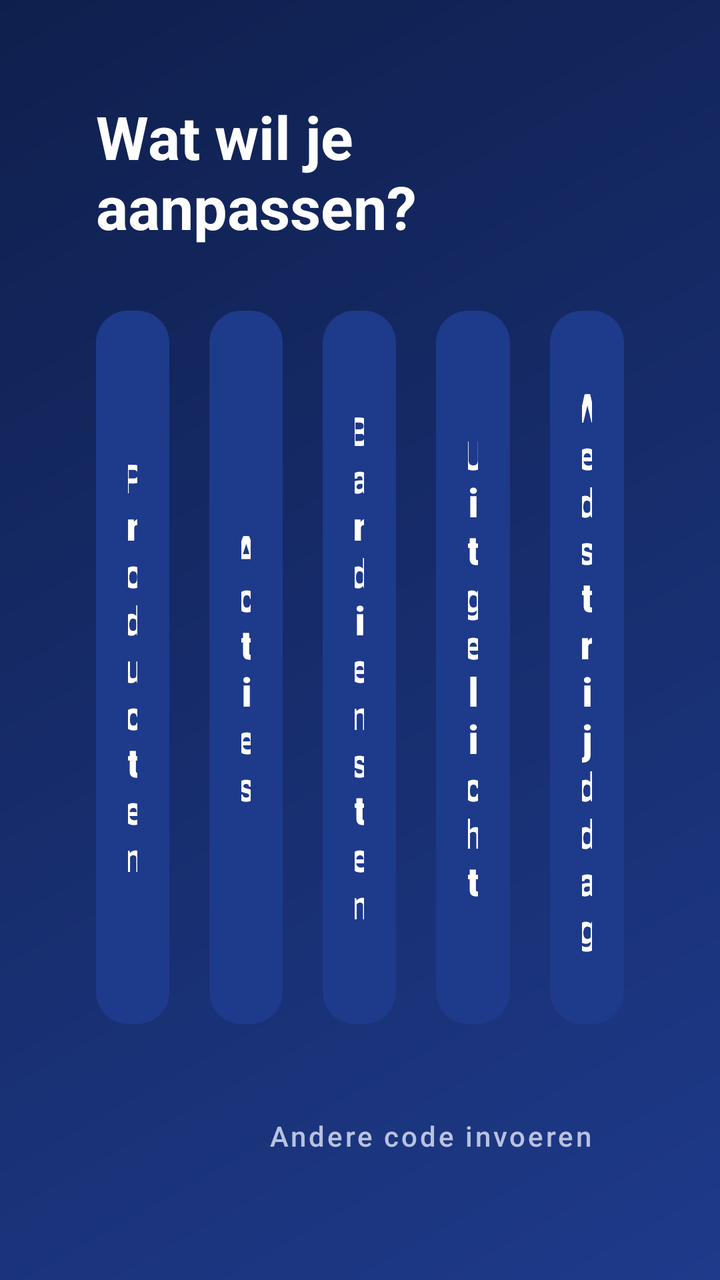
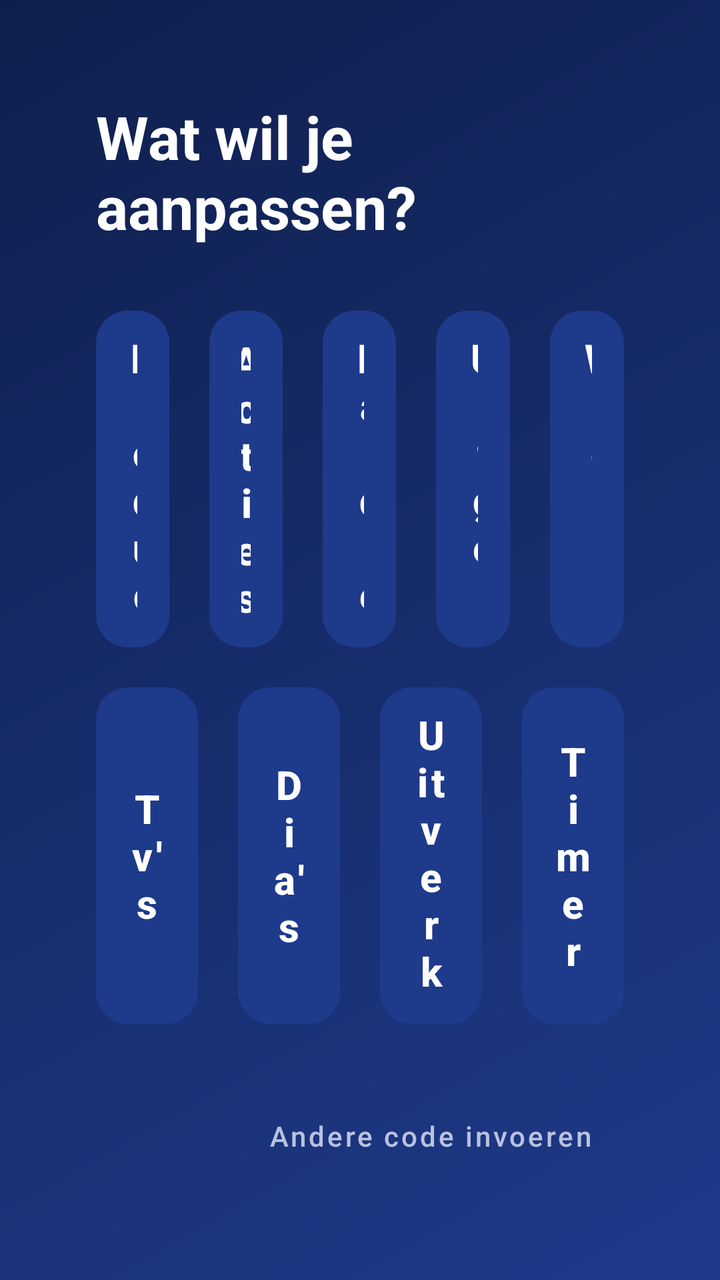

Compare the two renders of this Android layout. The source of the first and the diff that turns it into the second are given below.
<!-- AndroidManifest.xml: application theme Theme.KantineTablet -->
<!-- res/layout/activity_beheer_menu.xml -->
<?xml version="1.0" encoding="utf-8"?>
<LinearLayout xmlns:android="http://schemas.android.com/apk/res/android"
    xmlns:app="http://schemas.android.com/apk/res-auto"
    android:layout_width="match_parent"
    android:layout_height="match_parent"
    android:background="@drawable/gradient_achtergrond"
    android:orientation="vertical"
    android:padding="48dp">

    <LinearLayout
        android:layout_width="wrap_content"
        android:layout_height="wrap_content"
        android:layout_marginBottom="32dp"
        android:orientation="vertical">

        <TextView
            android:layout_width="wrap_content"
            android:layout_height="wrap_content"
            android:text="@string/beheer_menu_titel"
            android:textColor="@color/wit"
            android:textSize="30sp"
            android:textStyle="bold" />

        <TextView
            android:id="@+id/ingelogdAlsTekst"
            android:layout_width="wrap_content"
            android:layout_height="wrap_content"
            android:layout_marginTop="4dp"
            android:textColor="@color/tekst_zacht_licht"
            android:textSize="16sp"
            android:visibility="gone" />
    </LinearLayout>

    <LinearLayout
        android:layout_width="match_parent"
        android:layout_height="0dp"
        android:layout_weight="1"
        android:orientation="horizontal">

        <Button
            android:id="@+id/knopProducten"
            style="@style/KaartKnop"
            android:layout_width="0dp"
            android:layout_height="match_parent"
            android:layout_marginEnd="20dp"
            android:layout_weight="1"
            android:text="@string/menu_producten" />

        <Button
            android:id="@+id/knopActies"
            style="@style/KaartKnop"
            android:layout_width="0dp"
            android:layout_height="match_parent"
            android:layout_marginEnd="20dp"
            android:layout_weight="1"
            android:text="@string/menu_acties" />

        <Button
            android:id="@+id/knopBardienst"
            style="@style/KaartKnop"
            android:layout_width="0dp"
            android:layout_height="match_parent"
            android:layout_marginEnd="20dp"
            android:layout_weight="1"
            android:text="@string/menu_bardienst" />

        <Button
            android:id="@+id/knopUitgelicht"
            style="@style/KaartKnop"
            android:layout_width="0dp"
            android:layout_height="match_parent"
            android:layout_marginEnd="20dp"
            android:layout_weight="1"
            android:text="@string/menu_uitgelicht" />

        <Button
            android:id="@+id/knopWedstrijddag"
            style="@style/KaartKnop"
            android:layout_width="0dp"
            android:layout_height="match_parent"
            android:layout_weight="1"
            android:text="@string/menu_wedstrijddag" />
    </LinearLayout>

    <Button
        android:id="@+id/terugKnop"
        android:layout_width="wrap_content"
        android:layout_height="wrap_content"
        android:layout_gravity="end"
        android:layout_marginTop="32dp"
        android:background="@android:color/transparent"
        android:text="@string/terug_naar_code"
        android:textAllCaps="false"
        android:textColor="@color/tekst_zacht_licht" />

</LinearLayout>
<!-- resources referenced by this layout -->
<resources>
  <color name="tekst_zacht_licht">#B9C2E0</color>
  <color name="wit">#FFFFFF</color>
  <!-- drawable gradient_achtergrond (drawable) -->
  <?xml version="1.0" encoding="utf-8"?>
  <shape xmlns:android="http://schemas.android.com/apk/res/android">
      <gradient
          android:angle="135"
          android:startColor="@color/blauw"
          android:endColor="@color/blauw_donker"
          android:type="linear" />
  </shape>
  <string name="beheer_menu_titel">Wat wil je aanpassen?</string>
  <string name="menu_acties">Acties</string>
  <string name="menu_bardienst">Bardiensten</string>
  <string name="menu_producten">Producten</string>
  <string name="menu_uitgelicht">Uitgelicht</string>
  <string name="menu_wedstrijddag">Wedstrijddag</string>
  <string name="terug_naar_code">Andere code invoeren</string>
  <style name="KaartKnop">
          <item name="android:background">@drawable/kaart_knop</item>
          <item name="android:textAllCaps">false</item>
          <item name="android:textColor">@color/wit</item>
          <item name="android:textSize">20sp</item>
          <item name="android:textStyle">bold</item>
          <item name="android:stateListAnimator">@null</item>
      </style>
  <style name="Theme.KantineTablet" parent="Theme.MaterialComponents.Light.NoActionBar">
          <item name="colorPrimary">@color/blauw</item>
          <item name="colorPrimaryDark">@color/blauw_donker</item>
          <item name="colorAccent">@color/geel</item>
          <item name="colorControlActivated">@color/geel</item>
      </style>
  <color name="blauw">#1E3A8A</color>
  <color name="blauw_donker">#0F1F4D</color>
  <!-- drawable kaart_knop (drawable) -->
  <?xml version="1.0" encoding="utf-8"?>
  <selector xmlns:android="http://schemas.android.com/apk/res/android">
      <item android:state_pressed="true">
          <shape android:shape="rectangle">
              <solid android:color="@color/geel" />
              <corners android:radius="16dp" />
          </shape>
      </item>
      <item>
          <shape android:shape="rectangle">
              <solid android:color="@color/blauw" />
              <corners android:radius="16dp" />
          </shape>
      </item>
  </selector>
  <color name="geel">#FCD42F</color>
</resources>

<!-- the commit's change to res/layout/activity_beheer_menu.xml (unified diff, before → after) -->
@@ -82,6 +82,50 @@
             android:text="@string/menu_wedstrijddag" />
     </LinearLayout>
 
+    
+    <LinearLayout
+        android:layout_width="match_parent"
+        android:layout_height="0dp"
+        android:layout_marginTop="20dp"
+        android:layout_weight="1"
+        android:orientation="horizontal">
+
+        <Button
+            android:id="@+id/knopTvs"
+            style="@style/KaartKnop"
+            android:layout_width="0dp"
+            android:layout_height="match_parent"
+            android:layout_marginEnd="20dp"
+            android:layout_weight="1"
+            android:text="@string/menu_tvs" />
+
+        <Button
+            android:id="@+id/knopDias"
+            style="@style/KaartKnop"
+            android:layout_width="0dp"
+            android:layout_height="match_parent"
+            android:layout_marginEnd="20dp"
+            android:layout_weight="1"
+            android:text="@string/menu_dias" />
+
+        <Button
+            android:id="@+id/knopUitverkocht"
+            style="@style/KaartKnop"
+            android:layout_width="0dp"
+            android:layout_height="match_parent"
+            android:layout_marginEnd="20dp"
+            android:layout_weight="1"
+            android:text="@string/menu_uitverkocht" />
+
+        <Button
+            android:id="@+id/knopTimer"
+            style="@style/KaartKnop"
+            android:layout_width="0dp"
+            android:layout_height="match_parent"
+            android:layout_weight="1"
+            android:text="@string/menu_timer" />
+    </LinearLayout>
+
     <Button
         android:id="@+id/terugKnop"
         android:layout_width="wrap_content"
<!-- resource entries referenced after the edit -->
@@ -14,8 +14,12 @@
   <string name="beheer_menu_titel">Wat wil je aanpassen?</string>
   <string name="menu_acties">Acties</string>
   <string name="menu_bardienst">Bardiensten</string>
+  <string name="menu_dias">Dia\'s</string>
   <string name="menu_producten">Producten</string>
+  <string name="menu_timer">Timer</string>
+  <string name="menu_tvs">Tv\'s</string>
   <string name="menu_uitgelicht">Uitgelicht</string>
+  <string name="menu_uitverkocht">Uitverkocht</string>
   <string name="menu_wedstrijddag">Wedstrijddag</string>
   <string name="terug_naar_code">Andere code invoeren</string>
   <style name="KaartKnop">
